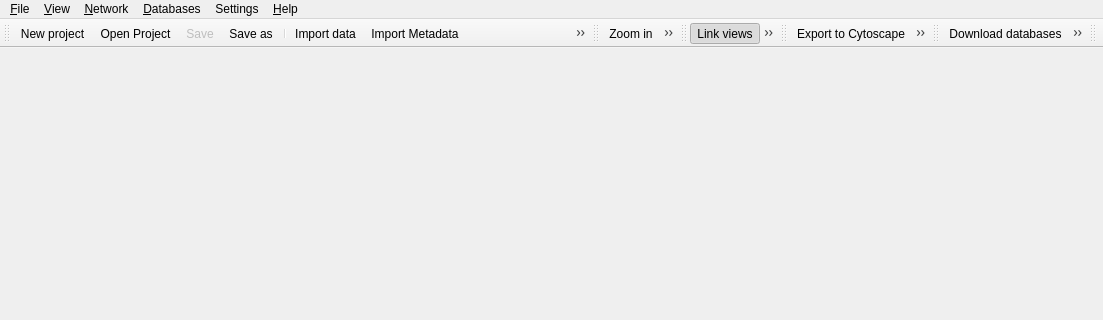
Qt form lib/ui/main_window.ui (metgem/metgem) before a commit; both pictures show x 0 to 1103 and y 0 to 320 of the 1103 by 770 pixel window.
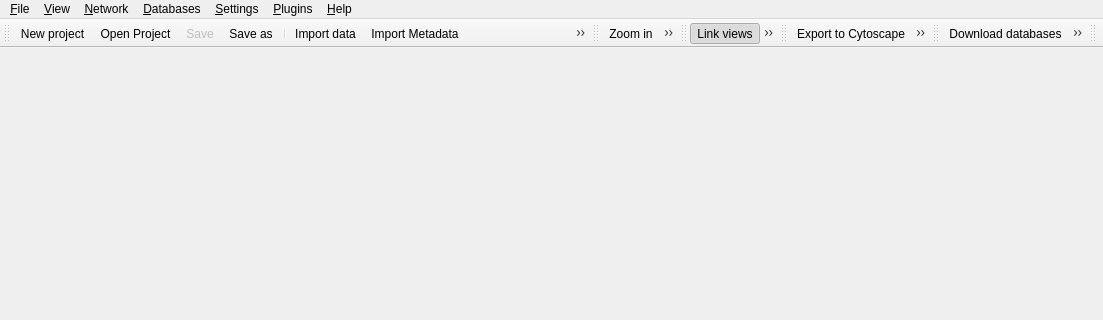
The same form after that commit. Icons and pictures are not drawn.

Commit message: Finish plugins updater functionality

```diff
--- a/lib/ui/main_window.ui
+++ b/lib/ui/main_window.ui
@@ -84,7 +84,7 @@
    </widget>
    <widget class="QMenu" name="menuSettings">
     <property name="title">
-     <string>Settings</string>
+     <string>&amp;Settings</string>
     </property>
     <addaction name="actionPreferences"/>
     <addaction name="actionCurrentParameters"/>
@@ -114,11 +114,19 @@
     <addaction name="separator"/>
     <addaction name="actionViewDatabases"/>
    </widget>
+   <widget class="QMenu" name="menu_Plugins">
+    <property name="title">
+     <string>&amp;Plugins</string>
+    </property>
+    <addaction name="actionShowPluginManager"/>
+    <addaction name="actionOpenPluginsFolder"/>
+   </widget>
    <addaction name="menuFile"/>
    <addaction name="menuView"/>
    <addaction name="menu_Network"/>
    <addaction name="menu_Databases"/>
    <addaction name="menuSettings"/>
+   <addaction name="menu_Plugins"/>
    <addaction name="menuAbout"/>
   </widget>
   <widget class="QStatusBar" name="statusbar"/>
```
Left out of the diff: 21 changed lines with no effect on the pictures. The commit also changes 12 other files.
